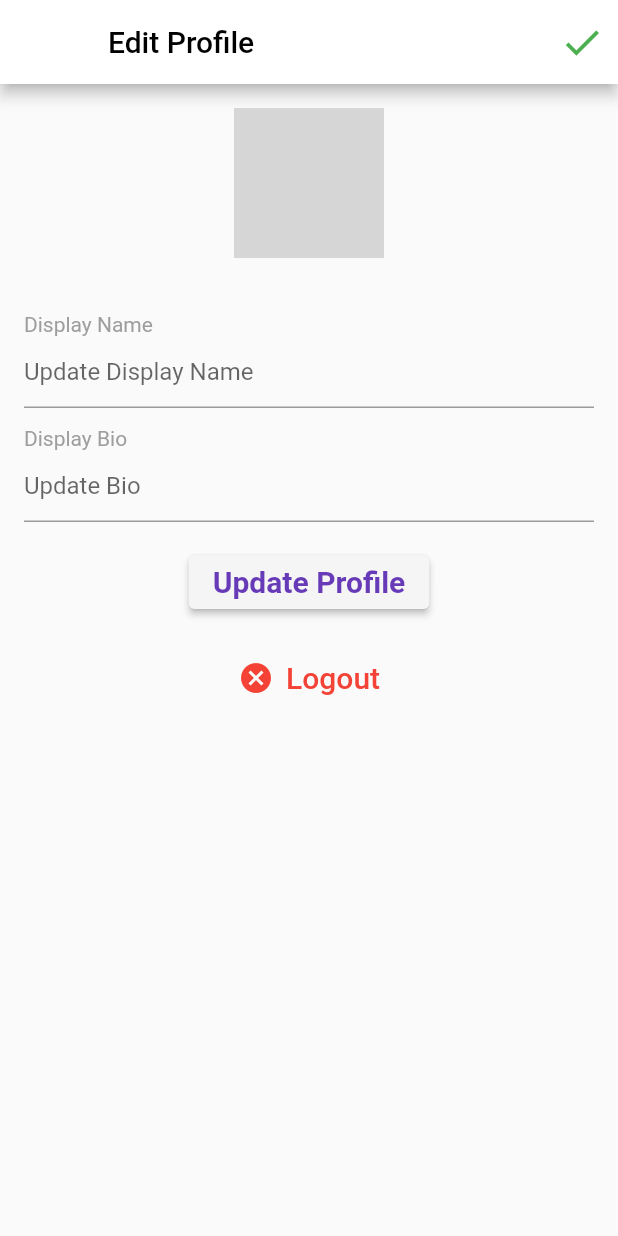
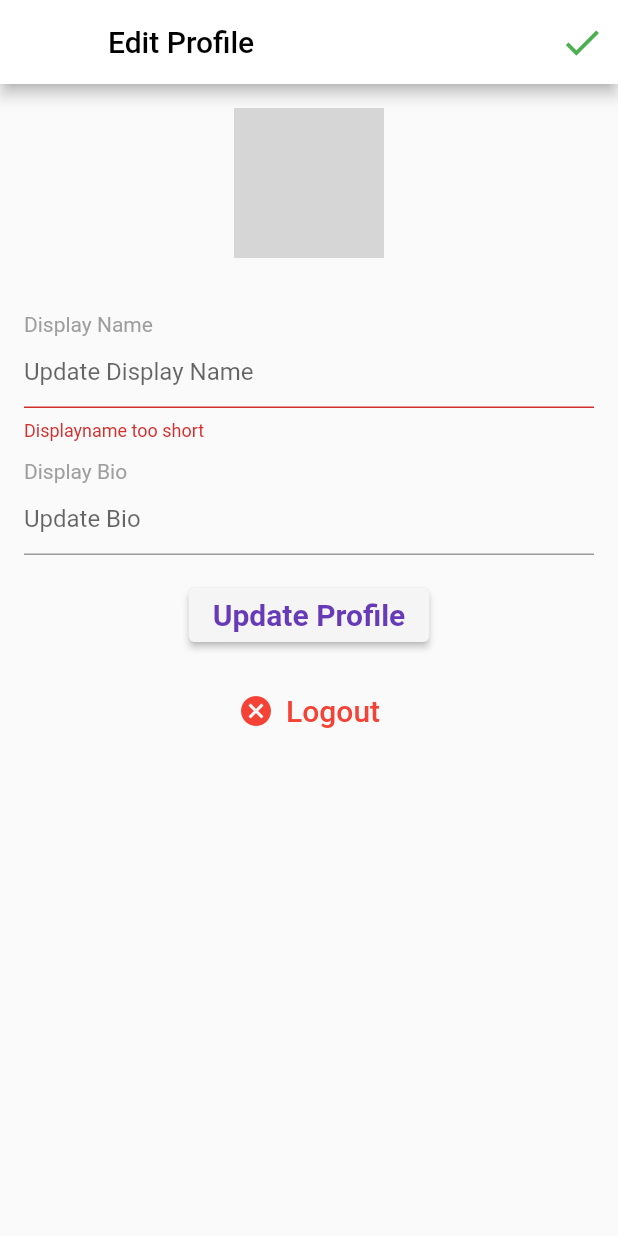
Before and after one commit to khadetou/fluttershare, a Flutter app: the EditProfile screen opened directly with empty values, after a tap on "Update Profile", on a phone screen of 412 x 824 dp. Run offline on Flutter 3.47's test engine with Material 2 defaults, Android fonts, the light colour scheme and no system bars; our stand-ins replace cached_network_image, cloud_firestore, firebase_core, firebase_storage, flutter_svg, geocoding and 4 more; accounts and stored records are empty; network calls fail; grey boxes are pictures that could not be loaded.

Commit message:
updating user data in edit profile

```diff
--- a/lib/functions/build_bio_field.dart
+++ b/lib/functions/build_bio_field.dart
@@ -1,6 +1,7 @@
 import 'package:flutter/material.dart';
 
-Column buildBioField({required TextEditingController bioController}) {
+Column buildBioField(
+    {required TextEditingController bioController, required bool bioValid}) {
   return Column(
     crossAxisAlignment: CrossAxisAlignment.start,
     children: [
@@ -15,8 +16,9 @@ Column buildBioField({required TextEditingController bioController}) {
       ),
       TextField(
         controller: bioController,
-        decoration: const InputDecoration(
+        decoration: InputDecoration(
           hintText: "Update Bio",
+          errorText: bioValid ? null : "Bio too long",
         ),
       ),
     ],
--- a/lib/functions/build_display_named_field.dart
+++ b/lib/functions/build_display_named_field.dart
@@ -1,7 +1,11 @@
 import 'package:flutter/material.dart';
+import 'package:logger/logger.dart';
 
 Column buildDisplayNamedField(
-    {required TextEditingController displayNameController}) {
+    {required TextEditingController displayNameController,
+    required bool displayNameValid}) {
+  Logger logger = Logger(printer: PrettyPrinter());
+  logger.i(displayNameValid);
   return Column(
     crossAxisAlignment: CrossAxisAlignment.start,
     children: [
@@ -16,8 +20,9 @@ Column buildDisplayNamedField(
       ),
       TextField(
         controller: displayNameController,
-        decoration: const InputDecoration(
+        decoration: InputDecoration(
           hintText: "Update Display Name",
+          errorText: displayNameValid ? null : "Displayname too short",
         ),
       ),
     ],
--- a/lib/pages/create_account.dart
+++ b/lib/pages/create_account.dart
@@ -23,7 +23,7 @@ class _CreateAccountState extends State<CreateAccount> {
     if (form!.validate()) {
       form.save();
       var snackBar = SnackBar(content: Text("Welcome $username!"));
-      // _scaffoldKey.currentState!.showSnackBar(snackBar);
+      _scaffoldKey.currentState!.showSnackBar(snackBar);
       Timer(const Duration(seconds: 2), () {
         Navigator.pop(context, username);
       });
@@ -32,8 +32,9 @@ class _CreateAccountState extends State<CreateAccount> {
 
   @override
   Widget build(BuildContext context) {
-    return Scaffold(
+    return ScaffoldMessenger(
       key: _scaffoldKey,
+      child: Scaffold(
         appBar: header(context,
             title: "Set up your profile", removeBackButtuon: true),
         body: Column(
@@ -76,20 +77,23 @@ class _CreateAccountState extends State<CreateAccount> {
                 height: 50.0,
                 width: 350.0,
                 decoration: BoxDecoration(
-                  color: Colors.blue, borderRadius: BorderRadius.circular(7.0)),
+                    color: Colors.blue,
+                    borderRadius: BorderRadius.circular(7.0)),
                 child: const Center(
                   child: Text(
                     "Submit",
                     style: TextStyle(
                       color: Colors.white,
                       fontSize: 15.0,
-                      fontWeight: FontWeight.bold),
+                      fontWeight: FontWeight.bold,
+                    ),
                   ),
                 ),
               ),
             )
           ],
         ),
+      ),
     );
   }
 }
--- a/lib/pages/edit_profile.dart
+++ b/lib/pages/edit_profile.dart
@@ -7,6 +7,7 @@ import 'package:fluttershare/widgets/progress.dart';
 import "package:fluttershare/functions/build_display_named_field.dart";
 
 import '../models/user.dart';
+import '../widgets/build_unauthscreen.dart';
 
 class EditProfile extends StatefulWidget {
   const EditProfile({
@@ -23,6 +24,10 @@ class _EditProfileState extends State<EditProfile> {
   TextEditingController bioController = TextEditingController();
   bool isLoading = false;
   User? user;
+  bool _displayNameValid = true;
+  bool _bioValid = true;
+  final GlobalKey<ScaffoldMessengerState> scaffoldMessengerKey =
+      GlobalKey<ScaffoldMessengerState>();
 
   @override
   void initState() {
@@ -39,9 +44,41 @@ class _EditProfileState extends State<EditProfile> {
     setState(() => {isLoading = false});
   }
 
+  updateProfileData() {
+    setState(() {
+      displayNameController.text.trim().length < 3 ||
+              displayNameController.text.isEmpty
+          ? _displayNameValid = false
+          : _displayNameValid = true;
+
+      bioController.text.trim().length > 100
+          ? _bioValid = false
+          : _bioValid = true;
+    });
+    if (_displayNameValid && _bioValid) {
+      usersRef.doc(widget.currentUserId).update({
+        "displayName": displayNameController.text,
+        "bio": bioController.text,
+      });
+
+      SnackBar snackBar = const SnackBar(content: Text('Profile Updated!'));
+      scaffoldMessengerKey.currentState!.showSnackBar(snackBar);
+    }
+  }
+
+  logout() async {
+    await googleSignIn.signOut();
+    Navigator.push(
+        context,
+        MaterialPageRoute(
+            builder: (context) => const Homepage(title: "FlutterShare")));
+  }
+
   @override
   Widget build(BuildContext context) {
-    return Scaffold(
+    return ScaffoldMessenger(
+      key: scaffoldMessengerKey,
+      child: Scaffold(
         appBar: AppBar(
           backgroundColor: Colors.white,
           title: const Text(
@@ -64,8 +101,7 @@ class _EditProfileState extends State<EditProfile> {
         body: isLoading
             ? circularProgress()
             : ListView(children: [
-              Container(
-                child: Column(
+                Column(
                   children: [
                     Padding(
                       padding: const EdgeInsets.only(top: 16.0, bottom: 8.0),
@@ -80,13 +116,18 @@ class _EditProfileState extends State<EditProfile> {
                       child: Column(
                         children: [
                           buildDisplayNamedField(
-                              displayNameController: displayNameController),
-                          buildBioField(bioController: bioController),
+                            displayNameController: displayNameController,
+                            displayNameValid: _displayNameValid,
+                          ),
+                          buildBioField(
+                            bioController: bioController,
+                            bioValid: _bioValid,
+                          ),
                         ],
                       ),
                     ),
                     ElevatedButton(
-                      onPressed: () => logger.d("Update profile data"),
+                      onPressed: updateProfileData,
                       child: Text(
                         "Update Profile",
                         style: TextStyle(
@@ -101,8 +142,11 @@ class _EditProfileState extends State<EditProfile> {
                     Padding(
                       padding: const EdgeInsets.all(16.0),
                       child: TextButton.icon(
-                        onPressed: () => logger.d("loguout"),
-                        icon: const Icon(Icons.cancel, color: Colors.red),
+                        onPressed: logout,
+                        icon: const Icon(
+                          Icons.cancel,
+                          color: Colors.red,
+                        ),
                         label: const Text(
                           "Logout",
                           style: TextStyle(
@@ -114,8 +158,8 @@ class _EditProfileState extends State<EditProfile> {
                     ),
                   ],
                 ),
+              ]),
       ),
-            ]),
     );
   }
 }
--- a/lib/pages/profile.dart
+++ b/lib/pages/profile.dart
@@ -1,5 +1,3 @@
-import 'dart:ffi';
-
 import 'package:flutter/material.dart';
 import 'package:fluttershare/functions/build_profile_header.dart';
 import 'package:fluttershare/widgets/header.dart';
@@ -47,7 +45,7 @@ class _ProfileState extends State<Profile> {
       child: TextButton(
         onPressed: function,
         child: Container(
-          width: 250.0,
+          width: MediaQuery.of(context).size.width * 0.63,
           height: 27.0,
           child: Text(
             text,
```
Lines whose indentation alone changed are shown as unchanged.
